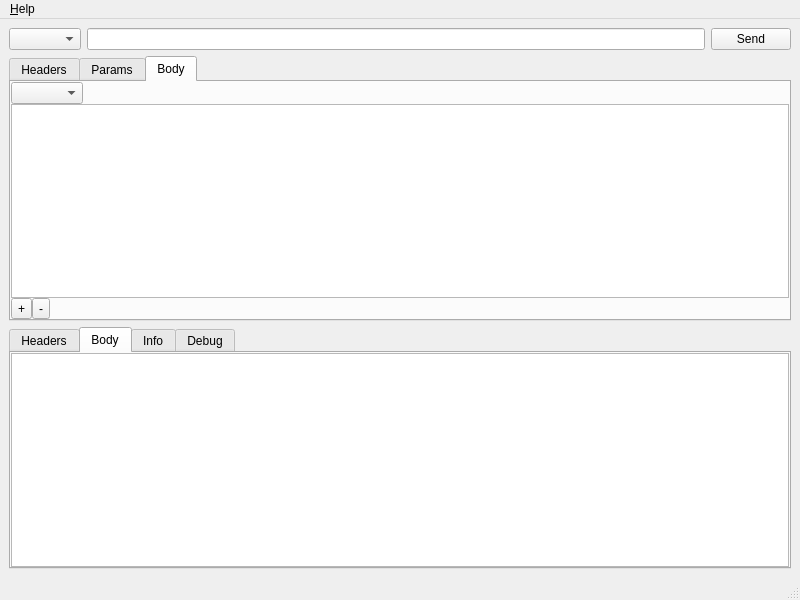
Old version of the form src/main_window.ui in the repository jesusha123/comet.
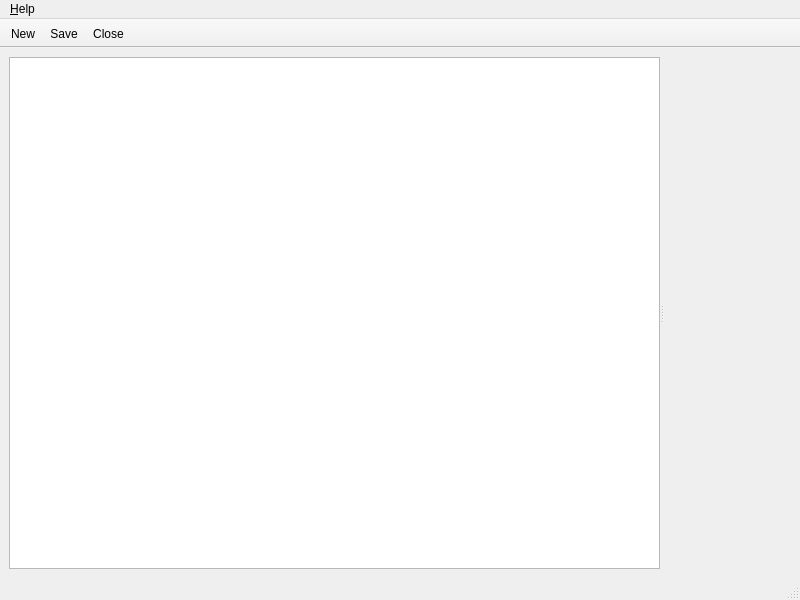
New version of the form. The open tabs and pages were chosen to show the change. Icons and pictures are not drawn. Custom widgets are drawn as their Qt base class.

```diff
--- a/src/main_window.ui
+++ b/src/main_window.ui
@@ -14,320 +14,44 @@
    <string>Comet</string>
   </property>
   <widget class="QWidget" name="centralwidget">
-   <layout class="QVBoxLayout" name="verticalLayout">
+   <layout class="QHBoxLayout" name="horizontalLayout">
     <item>
-     <layout class="QVBoxLayout" name="reqRespLayout">
-      <item>
-       <layout class="QHBoxLayout" name="horizontalLayout">
+     <widget class="QSplitter" name="splitter">
+      <property name="orientation">
+       <enum>Qt::Horizontal</enum>
+      </property>
+      <property name="childrenCollapsible">
+       <bool>false</bool>
+      </property>
+      <widget class="QWidget" name="verticalLayoutWidget">
+       <layout class="QVBoxLayout" name="verticalLayout">
         <item>
-         <widget class="MethodComboBox" name="methodComboBox"/>
-        </item>
-        <item>
-         <widget class="QLineEdit" name="urlLineEdit">
-          <property name="text">
-           <string/>
-          </property>
-         </widget>
-        </item>
-        <item>
-         <widget class="QPushButton" name="sendButton">
-          <property name="text">
-           <string>Send</string>
-          </property>
-          <property name="shortcut">
-           <string>Ctrl+Return</string>
-          </property>
+         <widget class="QTreeView" name="collectionView">
+          <attribute name="headerVisible">
+           <bool>false</bool>
+          </attribute>
          </widget>
         </item>
        </layout>
-      </item>
-      <item>
-       <widget class="QTabWidget" name="requestTabWidget">
-        <property name="currentIndex">
-         <number>0</number>
-        </property>
-        <widget class="QWidget" name="headersTab">
-         <attribute name="title">
-          <string>Headers</string>
-         </attribute>
-         <layout class="QVBoxLayout" name="verticalLayout_2">
-          <property name="spacing">
-           <number>0</number>
-          </property>
-          <property name="leftMargin">
-           <number>0</number>
-          </property>
-          <property name="topMargin">
-           <number>0</number>
-          </property>
-          <property name="rightMargin">
-           <number>0</number>
-          </property>
-          <property name="bottomMargin">
-           <number>0</number>
-          </property>
-          <item>
-           <widget class="PropertyTableWidget" name="requestHeadersTableWidget"/>
-          </item>
-          <item>
-           <layout class="QHBoxLayout" name="reqHeaderButtonLayout">
-            <property name="spacing">
-             <number>0</number>
-            </property>
-            <item>
-             <widget class="QToolButton" name="addReqHeaderButton">
-              <property name="text">
-               <string>+</string>
-              </property>
-             </widget>
-            </item>
-            <item>
-             <widget class="QToolButton" name="removeReqHeaderButton">
-              <property name="text">
-               <string>-</string>
-              </property>
-             </widget>
-            </item>
-            <item>
-             <spacer name="horizontalSpacer">
-              <property name="orientation">
-               <enum>Qt::Horizontal</enum>
-              </property>
-              <property name="sizeHint" stdset="0">
-               <size>
-                <width>40</width>
-                <height>20</height>
-               </size>
-              </property>
-             </spacer>
-            </item>
-           </layout>
-          </item>
-         </layout>
-        </widget>
-        <widget class="QWidget" name="paramsTab">
-         <attribute name="title">
-          <string>Params</string>
-         </attribute>
-         <layout class="QVBoxLayout" name="verticalLayout_3">
-          <property name="spacing">
-           <number>0</number>
-          </property>
-          <property name="leftMargin">
-           <number>0</number>
-          </property>
-          <property name="topMargin">
-           <number>0</number>
-          </property>
-          <property name="rightMargin">
-           <number>0</number>
-          </property>
-          <property name="bottomMargin">
-           <number>0</number>
-          </property>
-          <item>
-           <widget class="PropertyTableWidget" name="requestParamsTableWidget"/>
-          </item>
-          <item>
-           <layout class="QHBoxLayout" name="horizontalLayout_2">
-            <property name="spacing">
-             <number>0</number>
-            </property>
-            <item>
-             <widget class="QToolButton" name="addReqParamButton">
-              <property name="text">
-               <string>+</string>
-              </property>
-             </widget>
-            </item>
-            <item>
-             <widget class="QToolButton" name="removeReqParamButton">
-              <property name="text">
-               <string>-</string>
-              </property>
-             </widget>
-            </item>
-            <item>
-             <spacer name="horizontalSpacer_2">
-              <property name="orientation">
-               <enum>Qt::Horizontal</enum>
-              </property>
-              <property name="sizeHint" stdset="0">
-               <size>
-                <width>40</width>
-                <height>20</height>
-               </size>
-              </property>
-             </spacer>
-            </item>
-           </layout>
-          </item>
-         </layout>
-        </widget>
-        <widget class="QWidget" name="bodyTab">
-         <attribute name="title">
-          <string>Body</string>
-         </attribute>
-         <layout class="QVBoxLayout" name="verticalLayout_4">
-          <property name="spacing">
-           <number>0</number>
-          </property>
-          <property name="leftMargin">
-           <number>0</number>
-          </property>
-          <property name="topMargin">
-           <number>0</number>
-          </property>
-          <property name="rightMargin">
-           <number>0</number>
-          </property>
-          <property name="bottomMargin">
-           <number>0</number>
-          </property>
-          <item>
-           <layout class="QHBoxLayout" name="horizontalLayout_3">
-            <item>
-             <widget class="ContentTypeComboBox" name="reqContentTypeComboBox"/>
-            </item>
-            <item>
-             <spacer name="horizontalSpacer_3">
-              <property name="orientation">
-               <enum>Qt::Horizontal</enum>
-              </property>
-              <property name="sizeHint" stdset="0">
-               <size>
-                <width>40</width>
-                <height>20</height>
-               </size>
-              </property>
-             </spacer>
-            </item>
-           </layout>
-          </item>
-          <item>
-           <widget class="QStackedWidget" name="reqBodyStackedWidget">
-            <property name="currentIndex">
-             <number>0</number>
-            </property>
-            <widget class="QWidget" name="page0"/>
-            <widget class="QWidget" name="page1">
-             <layout class="QGridLayout" name="gridLayout">
-              <property name="leftMargin">
-               <number>0</number>
-              </property>
-              <property name="topMargin">
-               <number>0</number>
-              </property>
-              <property name="rightMargin">
-               <number>0</number>
-              </property>
-              <property name="bottomMargin">
-               <number>0</number>
-              </property>
-              <property name="spacing">
-               <number>0</number>
-              </property>
-              <item row="0" column="0">
-               <widget class="QPlainTextEdit" name="reqBodyTextWidget"/>
-              </item>
-             </layout>
-            </widget>
-            <widget class="QWidget" name="page2">
-             <layout class="QVBoxLayout" name="verticalLayout_5">
-              <property name="spacing">
-               <number>0</number>
-              </property>
-              <property name="leftMargin">
-               <number>0</number>
-              </property>
-              <property name="topMargin">
-               <number>0</number>
-              </property>
-              <property name="rightMargin">
-               <number>0</number>
-              </property>
-              <property name="bottomMargin">
-               <number>0</number>
-              </property>
-              <item>
-               <widget class="PropertyTableWidget" name="reqBodyTableWidget"/>
-              </item>
-              <item>
-               <layout class="QHBoxLayout" name="horizontalLayout_4">
-                <property name="spacing">
-                 <number>0</number>
-                </property>
-                <item>
-                 <widget class="QToolButton" name="addReqBodyPropButton">
-                  <property name="text">
-                   <string>+</string>
-                  </property>
-                 </widget>
-                </item>
-                <item>
-                 <widget class="QToolButton" name="removeReqBodyPropButton">
-                  <property name="text">
-                   <string>-</string>
-                  </property>
-                 </widget>
-                </item>
-                <item>
-                 <spacer name="reqBodySpacer">
-                  <property name="orientation">
-                   <enum>Qt::Horizontal</enum>
-                  </property>
-                  <property name="sizeHint" stdset="0">
-                   <size>
-                    <width>40</width>
-                    <height>20</height>
-                   </size>
-                  </property>
-                 </spacer>
-                </item>
-               </layout>
-              </item>
-             </layout>
-            </widget>
-           </widget>
-          </item>
-         </layout>
-        </widget>
-       </widget>
-      </item>
-      <item>
-       <widget class="QTabWidget" name="responseTabWidget">
-        <property name="currentIndex">
-         <number>0</number>
-        </property>
-        <widget class="PropertyTableWidget" name="responseHeadersTableWidget">
-         <attribute name="title">
-          <string>Headers</string>
-         </attribute>
-        </widget>
-        <widget class="QPlainTextEdit" name="responseBodyPlainTextEdit">
-         <property name="readOnly">
-          <bool>true</bool>
-         </property>
-         <attribute name="title">
-          <string>Body</string>
-         </attribute>
-        </widget>
-        <widget class="PropertyTableWidget" name="infoTableWidget">
-         <attribute name="title">
-          <string>Info</string>
-         </attribute>
-        </widget>
-        <widget class="QPlainTextEdit" name="debugPlainTextEdit">
-         <property name="readOnly">
-          <bool>true</bool>
-         </property>
-         <attribute name="title">
-          <string>Debug</string>
-         </attribute>
-        </widget>
-       </widget>
-      </item>
-     </layout>
+      </widget>
+      <widget class="QTabWidget" name="tabWidget">
+       <property name="currentIndex">
+        <number>-1</number>
+       </property>
+       <property name="usesScrollButtons">
+        <bool>true</bool>
+       </property>
+       <property name="documentMode">
+        <bool>true</bool>
+       </property>
+       <property name="tabsClosable">
+        <bool>true</bool>
+       </property>
+       <property name="movable">
+        <bool>true</bool>
+       </property>
+      </widget>
+     </widget>
     </item>
    </layout>
   </widget>
@@ -349,29 +73,76 @@
    </widget>
    <addaction name="menu_Help"/>
   </widget>
+  <widget class="QToolBar" name="toolBar">
+   <property name="windowTitle">
+    <string>toolBar</string>
+   </property>
+   <property name="movable">
+    <bool>false</bool>
+   </property>
+   <attribute name="toolBarArea">
+    <enum>TopToolBarArea</enum>
+   </attribute>
+   <attribute name="toolBarBreak">
+    <bool>false</bool>
+   </attribute>
+   <addaction name="actionNew"/>
+   <addaction name="actionSave"/>
+   <addaction name="actionClose"/>
+  </widget>
   <action name="action_About">
    <property name="text">
     <string>&amp;About</string>
    </property>
   </action>
+  <action name="actionNew">
+   <property name="icon">
+    <iconset resource="icons.qrc">
+     <normaloff>:/icons/new.svg</normaloff>:/icons/new.svg</iconset>
+   </property>
+   <property name="text">
+    <string>New</string>
+   </property>
+   <property name="toolTip">
+    <string>Create New Request</string>
+   </property>
+   <property name="shortcut">
+    <string>Ctrl+N</string>
+   </property>
+  </action>
+  <action name="actionSave">
+   <property name="icon">
+    <iconset resource="icons.qrc">
+     <normaloff>:/icons/save.svg</normaloff>:/icons/save.svg</iconset>
+   </property>
+   <property name="text">
+    <string>Save</string>
+   </property>
+   <property name="toolTip">
+    <string>Save Request</string>
+   </property>
+   <property name="shortcut">
+    <string>Ctrl+S</string>
+   </property>
+  </action>
+  <action name="actionClose">
+   <property name="icon">
+    <iconset resource="icons.qrc">
+     <normaloff>:/icons/close.svg</normaloff>:/icons/close.svg</iconset>
+   </property>
+   <property name="text">
+    <string>Close</string>
+   </property>
+   <property name="toolTip">
+    <string>Close Request</string>
+   </property>
+   <property name="shortcut">
+    <string>Ctrl+W</string>
+   </property>
+  </action>
  </widget>
- <customwidgets>
-  <customwidget>
-   <class>PropertyTableWidget</class>
-   <extends>QTableWidget</extends>
-   <header>PropertyTableWidget.h</header>
-  </customwidget>
-  <customwidget>
-   <class>MethodComboBox</class>
-   <extends>QComboBox</extends>
-   <header>MethodComboBox.h</header>
-  </customwidget>
-  <customwidget>
-   <class>ContentTypeComboBox</class>
-   <extends>QComboBox</extends>
-   <header>ContentTypeComboBox.h</header>
-  </customwidget>
- </customwidgets>
- <resources/>
+ <resources>
+  <include location="icons.qrc"/>
+ </resources>
  <connections/>
 </ui>
```
